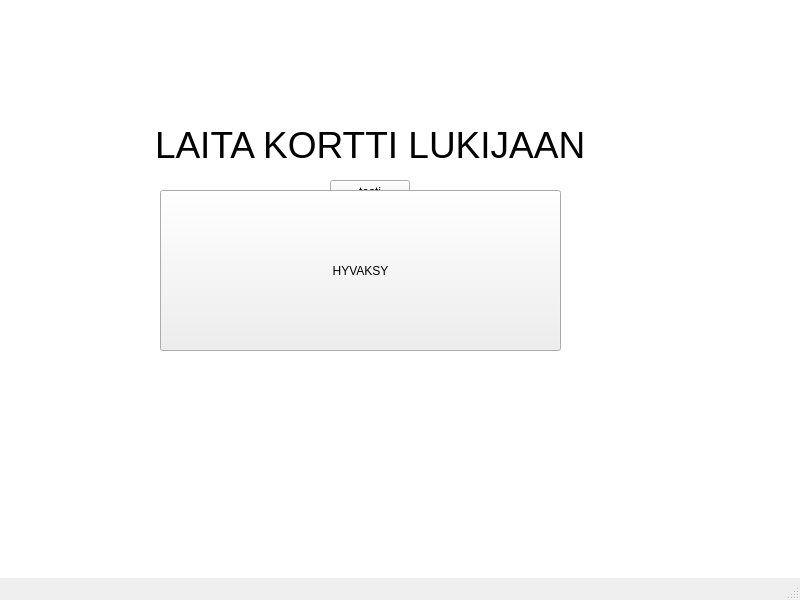
First picture: the form in bankautomat/mainwindow.ui, repository banksimul2022/group5, before the edit.
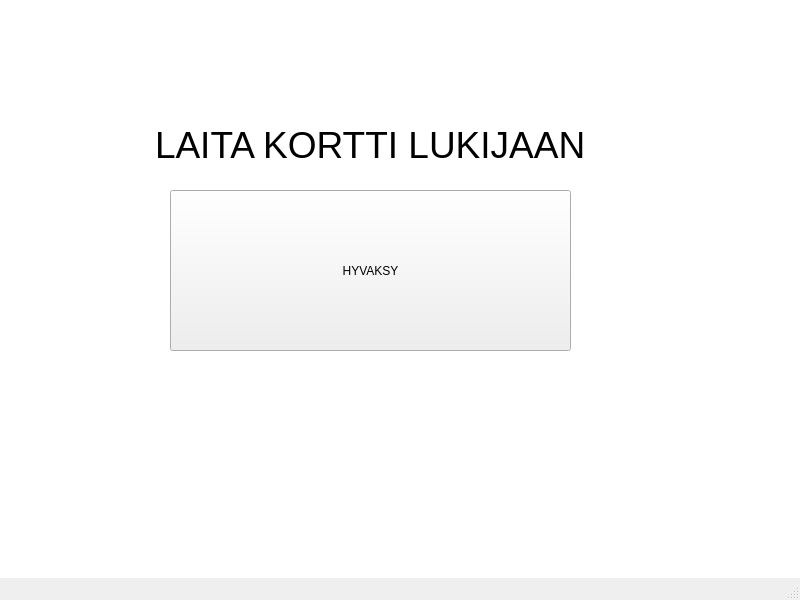
Second picture: the form after the edit.

Diff of the .ui file:
```diff
--- a/bankautomat/mainwindow.ui
+++ b/bankautomat/mainwindow.ui
@@ -25,32 +25,19 @@
     </property>
     <property name="html">
      <string>&lt;!DOCTYPE HTML PUBLIC &quot;-//W3C//DTD HTML 4.0//EN&quot; &quot;http://www.w3.org/TR/REC-html40/strict.dtd&quot;&gt;
-&lt;html&gt;&lt;head&gt;&lt;meta name=&quot;qrichtext&quot; content=&quot;1&quot; /&gt;&lt;meta charset=&quot;utf-8&quot; /&gt;&lt;style type=&quot;text/css&quot;&gt;
+&lt;html&gt;&lt;head&gt;&lt;meta name=&quot;qrichtext&quot; content=&quot;1&quot; /&gt;&lt;style type=&quot;text/css&quot;&gt;
 p, li { white-space: pre-wrap; }
-&lt;/style&gt;&lt;/head&gt;&lt;body style=&quot; font-family:'Segoe UI'; font-size:9pt; font-weight:400; font-style:normal;&quot;&gt;
-&lt;p style=&quot; margin-top:0px; margin-bottom:0px; margin-left:0px; margin-right:0px; -qt-block-indent:0; text-indent:0px;&quot;&gt;&lt;span style=&quot; font-family:'MS Shell Dlg 2'; font-size:28pt;&quot;&gt;	&lt;/span&gt;&lt;/p&gt;
-&lt;p style=&quot; margin-top:0px; margin-bottom:0px; margin-left:0px; margin-right:0px; -qt-block-indent:0; text-indent:0px;&quot;&gt;&lt;span style=&quot; font-family:'MS Shell Dlg 2'; font-size:28pt;&quot;&gt;	&lt;/span&gt;&lt;/p&gt;
-&lt;p style=&quot; margin-top:0px; margin-bottom:0px; margin-left:0px; margin-right:0px; -qt-block-indent:0; text-indent:0px;&quot;&gt;&lt;span style=&quot; font-family:'MS Shell Dlg 2'; font-size:28pt;&quot;&gt;	&lt;/span&gt;&lt;/p&gt;
-&lt;p style=&quot; margin-top:0px; margin-bottom:0px; margin-left:0px; margin-right:0px; -qt-block-indent:0; text-indent:0px;&quot;&gt;&lt;span style=&quot; font-family:'MS Shell Dlg 2'; font-size:28pt;&quot;&gt;		LAITA KORTTI LUKIJAAN&lt;/span&gt;&lt;/p&gt;&lt;/body&gt;&lt;/html&gt;</string>
-    </property>
-   </widget>
-   <widget class="QPushButton" name="pushButton">
-    <property name="geometry">
-     <rect>
-      <x>330</x>
-      <y>180</y>
-      <width>80</width>
-      <height>24</height>
-     </rect>
-    </property>
-    <property name="text">
-     <string>testi</string>
+&lt;/style&gt;&lt;/head&gt;&lt;body style=&quot; font-family:'MS Shell Dlg 2'; font-size:8.25pt; font-weight:400; font-style:normal;&quot;&gt;
+&lt;p style=&quot; margin-top:0px; margin-bottom:0px; margin-left:0px; margin-right:0px; -qt-block-indent:0; text-indent:0px;&quot;&gt;&lt;span style=&quot; font-size:28pt;&quot;&gt;	&lt;/span&gt;&lt;/p&gt;
+&lt;p style=&quot; margin-top:0px; margin-bottom:0px; margin-left:0px; margin-right:0px; -qt-block-indent:0; text-indent:0px;&quot;&gt;&lt;span style=&quot; font-size:28pt;&quot;&gt;	&lt;/span&gt;&lt;/p&gt;
+&lt;p style=&quot; margin-top:0px; margin-bottom:0px; margin-left:0px; margin-right:0px; -qt-block-indent:0; text-indent:0px;&quot;&gt;&lt;span style=&quot; font-size:28pt;&quot;&gt;	&lt;/span&gt;&lt;/p&gt;
+&lt;p style=&quot; margin-top:0px; margin-bottom:0px; margin-left:0px; margin-right:0px; -qt-block-indent:0; text-indent:0px;&quot;&gt;&lt;span style=&quot; font-size:28pt;&quot;&gt;		LAITA KORTTI LUKIJAAN&lt;/span&gt;&lt;/p&gt;&lt;/body&gt;&lt;/html&gt;</string>
     </property>
    </widget>
    <widget class="QPushButton" name="HYVAKSY">
     <property name="geometry">
      <rect>
-      <x>160</x>
+      <x>170</x>
       <y>190</y>
       <width>401</width>
       <height>161</height>
```
Left out of the diff: 2 changed lines with no effect on the pictures.
